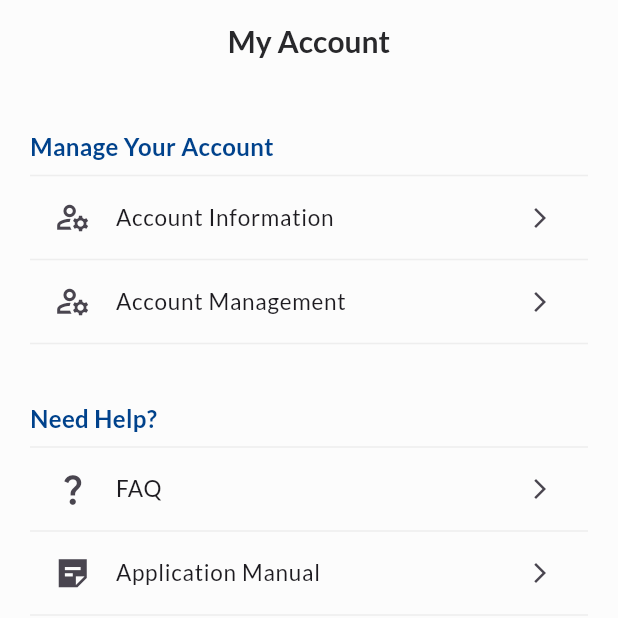
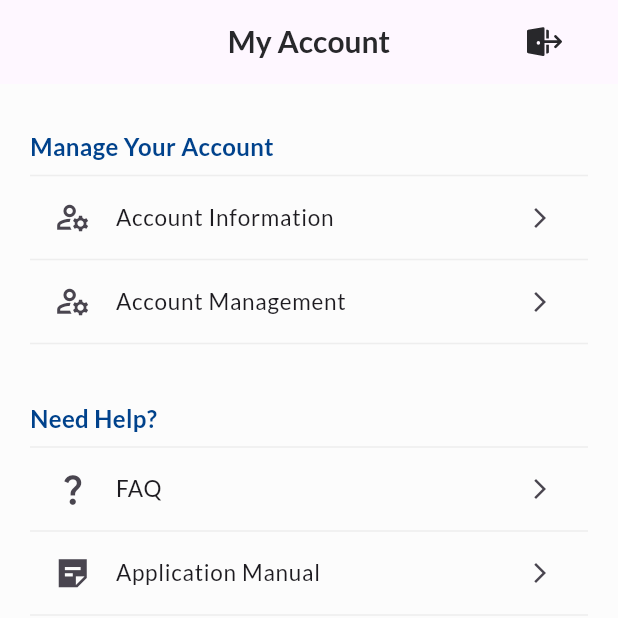
Before and after one commit to AfiqNSE/store_management_flutter_app, a Flutter app: the screen it shows after launch, item 3 of the bottom bar chosen, on a phone screen of 412 x 824 dp, the top half of it. Run offline on Flutter 3.47's test engine with Material 3 defaults, Android fonts, the phone set to English and light mode, and no system bars; drawn by our look-alikes of google_nav_bar; our stand-ins replace dropdown_button2, firebase_core, fluentui_system_icons, flutter_secure_storage, google_fonts; missing offline and left inert: syncfusion_flutter_signaturepad; accounts and stored records are empty; project files that could hold a hidden picture were left out.

Commit message:
Update account view

```diff
--- a/lib/view/account/account_view.dart
+++ b/lib/view/account/account_view.dart
@@ -1,5 +1,6 @@
+import 'package:fluentui_system_icons/fluentui_system_icons.dart';
 import 'package:flutter/material.dart';
-import 'package:store_management_system/utils/main_utils.dart';
+import 'package:store_management_system/view/login/login_view.dart';
 
 class AccountView extends StatefulWidget {
   const AccountView({super.key});
@@ -12,7 +13,31 @@ class _AccountViewState extends State<AccountView> {
   @override
   Widget build(BuildContext context) {
     return Scaffold(
-      appBar: customAppBar('My Account'),
+      appBar: AppBar(
+        title: const Text(
+          'My Account',
+          style: TextStyle(
+            color: Color.fromRGBO(40, 40, 43, 1),
+            fontSize: 20,
+            fontWeight: FontWeight.w600,
+          ),
+        ),
+        centerTitle: true,
+        elevation: 0.0,
+        actions: [
+          Padding(
+            padding: const EdgeInsets.only(right: 25.0),
+            child: IconButton(
+              color: const Color.fromRGBO(40, 40, 43, 1),
+              onPressed: () => _logout(),
+              icon: const Icon(
+                FluentIcons.sign_out_24_filled,
+                size: 28,
+              ),
+            ),
+          ),
+        ],
+      ),
       backgroundColor: const Color.fromRGBO(252, 252, 252, 1),
       body: SingleChildScrollView(
         child: Column(
@@ -197,4 +222,13 @@ class _AccountViewState extends State<AccountView> {
       ),
     );
   }
+
+  void _logout() async {
+    if (mounted) {
+      Navigator.of(context, rootNavigator: true).pushAndRemoveUntil(
+        MaterialPageRoute(builder: (_) => const LoginView()),
+        (route) => false,
+      );
+    }
+  }
 }
```
